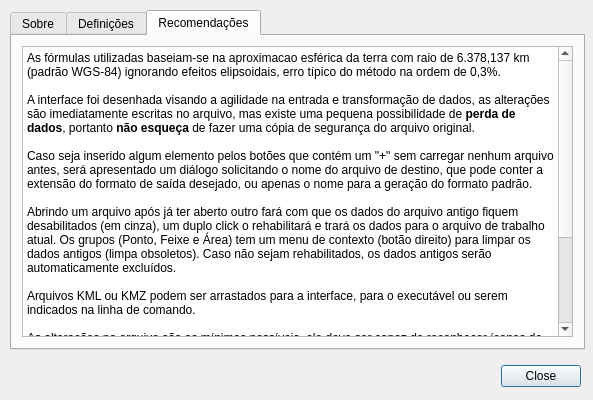
cragapito/qtkamal, file dialogs/aboutdialog.ui: the form before one commit.
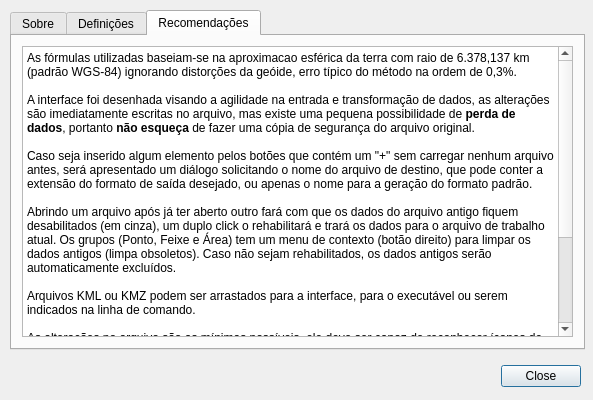
The form after the commit. The open tabs and pages were chosen to show the change. Icons and pictures are not drawn.

Commit message: - Atualização do nome da árvore na janela e no arquivo - Mais atualizações no About - Removida diretiva STYLE_UPDATE

```diff
--- a/dialogs/aboutdialog.ui
+++ b/dialogs/aboutdialog.ui
@@ -212,7 +212,7 @@
 &lt;html&gt;&lt;head&gt;&lt;meta name=&quot;qrichtext&quot; content=&quot;1&quot; /&gt;&lt;style type=&quot;text/css&quot;&gt;
 p, li { white-space: pre-wrap; }
 &lt;/style&gt;&lt;/head&gt;&lt;body style=&quot; font-family:'Sans Serif'; font-size:9pt; font-weight:400; font-style:normal;&quot;&gt;
-&lt;p style=&quot; margin-top:0px; margin-bottom:0px; margin-left:0px; margin-right:0px; -qt-block-indent:0; text-indent:0px;&quot;&gt;&lt;span style=&quot; font-family:'Sans Serif';&quot;&gt;As fórmulas utilizadas baseiam-se na aproximacao esférica da terra com raio de 6.378,137 km (padrão WGS-84) ignorando efeitos elipsoidais, erro típico do método na ordem de 0,3%.&lt;/span&gt;&lt;/p&gt;
+&lt;p style=&quot; margin-top:0px; margin-bottom:0px; margin-left:0px; margin-right:0px; -qt-block-indent:0; text-indent:0px;&quot;&gt;&lt;span style=&quot; font-family:'Sans Serif';&quot;&gt;As fórmulas utilizadas baseiam-se na aproximacao esférica da terra com raio de 6.378,137 km (padrão WGS-84) ignorando distorções da geóide, erro típico do método na ordem de 0,3%.&lt;/span&gt;&lt;/p&gt;
 &lt;p style=&quot;-qt-paragraph-type:empty; margin-top:0px; margin-bottom:0px; margin-left:0px; margin-right:0px; -qt-block-indent:0; text-indent:0px; font-family:'Sans Serif';&quot;&gt;&lt;br /&gt;&lt;/p&gt;
 &lt;p style=&quot; margin-top:0px; margin-bottom:0px; margin-left:0px; margin-right:0px; -qt-block-indent:0; text-indent:0px;&quot;&gt;&lt;span style=&quot; font-family:'Sans Serif';&quot;&gt;A interface foi desenhada visando a agilidade na entrada e transformação de dados, as alterações são imediatamente escritas no arquivo, mas existe uma pequena possibilidade de &lt;/span&gt;&lt;span style=&quot; font-family:'Sans Serif'; font-weight:600;&quot;&gt;perda de dados&lt;/span&gt;&lt;span style=&quot; font-family:'Sans Serif';&quot;&gt;, portanto &lt;/span&gt;&lt;span style=&quot; font-family:'Sans Serif'; font-weight:600;&quot;&gt;não esqueça&lt;/span&gt;&lt;span style=&quot; font-family:'Sans Serif';&quot;&gt; de fazer uma cópia de segurança do arquivo original.&lt;/span&gt;&lt;/p&gt;
 &lt;p style=&quot;-qt-paragraph-type:empty; margin-top:0px; margin-bottom:0px; margin-left:0px; margin-right:0px; -qt-block-indent:0; text-indent:0px; font-family:'Sans Serif';&quot;&gt;&lt;br /&gt;&lt;/p&gt;
```
The commit also changes 2 other files.
